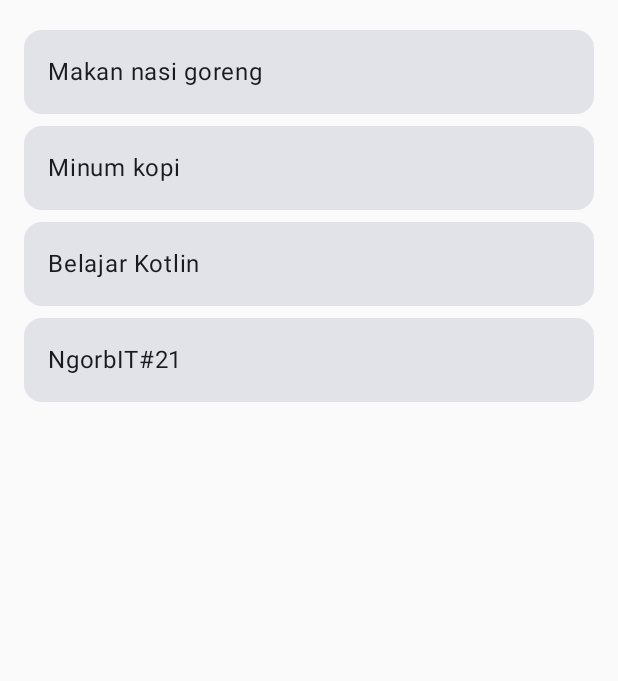
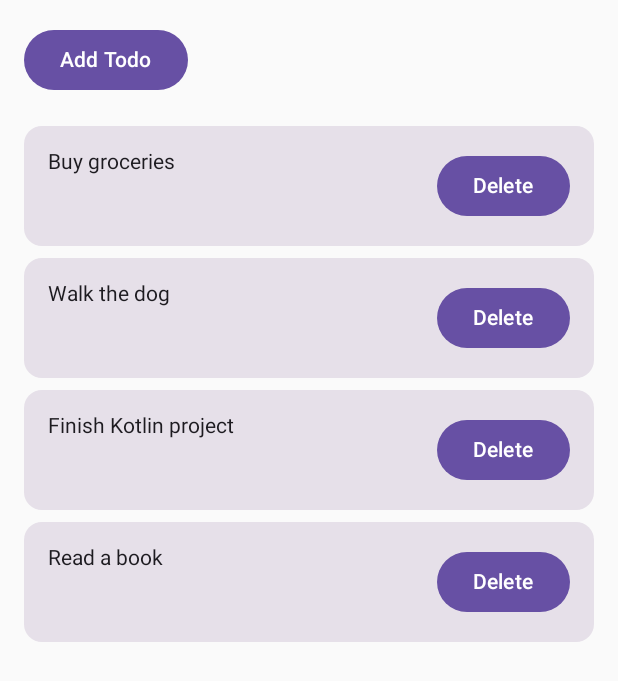
Before and after one commit to jutionck/ngorbit21-kotlin, an Android app built with Jetpack Compose: the screen it shows after launch (MainActivity), on a phone screen of 412 x 824 dp. Shown: the top 681 px of the screen. Run offline under Robolectric (Android 15) with nearby library versions, the phone set to English and light mode, and no system bars.

Commit message:
add: clean architecture

```diff
--- a/app/src/main/java/com/example/ngorbit21androidkotlin/MainActivity.kt
+++ b/app/src/main/java/com/example/ngorbit21androidkotlin/MainActivity.kt
@@ -3,83 +3,43 @@ package com.example.ngorbit21androidkotlin
 import android.os.Bundle
 import androidx.activity.ComponentActivity
 import androidx.activity.compose.setContent
-import androidx.activity.enableEdgeToEdge
-import androidx.compose.foundation.clickable
-import androidx.compose.foundation.layout.*
-import androidx.compose.foundation.lazy.LazyColumn
-import androidx.compose.foundation.lazy.items
-import androidx.compose.material3.*
-import androidx.compose.runtime.*
-import androidx.compose.ui.Modifier
-import androidx.compose.ui.unit.dp
-import androidx.navigation.NavController
+import androidx.lifecycle.viewmodel.compose.viewModel
 import androidx.navigation.compose.NavHost
 import androidx.navigation.compose.composable
 import androidx.navigation.compose.rememberNavController
-import com.example.ngorbit21androidkotlin.ui.theme.NgorbIT21AndroidKotlinTheme
+import com.example.ngorbit21androidkotlin.data.repository.impl.TodoRepositoryImpl
+import com.example.ngorbit21androidkotlin.domain.usecase.AddTodoUseCase
+import com.example.ngorbit21androidkotlin.domain.usecase.DeleteTodoUseCase
+import com.example.ngorbit21androidkotlin.domain.usecase.GetTodosUseCase
+import com.example.ngorbit21androidkotlin.domain.usecase.UpdateTodoUseCase
+import com.example.ngorbit21androidkotlin.presentation.ui.screen.TodoDetailScreen
+import com.example.ngorbit21androidkotlin.presentation.ui.screen.TodoListScreen
+import com.example.ngorbit21androidkotlin.presentation.viewmodel.TodoViewModel
 
 class MainActivity : ComponentActivity() {
     override fun onCreate(savedInstanceState: Bundle?) {
         super.onCreate(savedInstanceState)
-        enableEdgeToEdge()
         setContent {
-            NgorbIT21AndroidKotlinTheme {
-                val navController = rememberNavController()
-                NavHost(navController = navController, startDestination = "todolist") {
-                    composable("todolist") { TodoListScreen(navController) }
-                    composable("todoDetail/{title}") { backStackEntry ->
-                        val title = backStackEntry.arguments?.getString("title") ?: "No Title"
-                        TodoDetailScreen(title)
-                    }
+            val repository = TodoRepositoryImpl()
+            val viewModel: TodoViewModel = viewModel {
+                TodoViewModel(
+                    GetTodosUseCase(repository),
+                    AddTodoUseCase(repository),
+                    DeleteTodoUseCase(repository),
+                    UpdateTodoUseCase(repository)
+                )
+            }
+
+            val navController = rememberNavController()
+            NavHost(navController = navController, startDestination = "todoList") {
+                composable("todoList") {
+                    TodoListScreen(navController, viewModel)
+                }
+                composable("todoDetail/{id}") { backStackEntry ->
+                    val id = backStackEntry.arguments?.getString("id")?.toIntOrNull() ?: -1
+                    TodoDetailScreen(id, viewModel)
                 }
             }
         }
     }
 }
-
-data class Todo(val title: String)
-
-@Composable
-fun TodoListScreen(navController: NavController, modifier: Modifier = Modifier) {
-    val todos = remember { mutableStateListOf(
-        Todo("Makan nasi goreng"),
-        Todo("Minum kopi"),
-        Todo("Belajar Kotlin"),
-        Todo("NgorbIT#21"),
-    ) }
-    LazyColumn(modifier.padding(16.dp)) {
-        items(todos) { item -> TodoListItem(todo = item, navController) }
-    }
-}
-
-@Composable
-fun TodoListItem(todo: Todo, navController: NavController) {
-    Card(
-        modifier = Modifier
-            .fillMaxWidth()
-            .padding(vertical = 4.dp)
-            .clickable {
-                navController.navigate("todoDetail/${todo.title}") }
-    ) {
-        Text(todo.title, modifier = Modifier.padding(16.dp))
-    }
-}
-
-@Composable
-fun TodoDetailScreen(title: String) {
-    Scaffold(modifier = Modifier.fillMaxSize()) { innerPadding ->
-        Column(modifier = Modifier.padding(innerPadding).padding(16.dp)) {
-            Text("Todo Detail", style = MaterialTheme.typography.headlineMedium)
-            Spacer(modifier = Modifier.height(8.dp))
-            Text(title, style = MaterialTheme.typography.bodyLarge)
-        }
-    }
-}
-
-//@Preview
-//@Composable
-//fun TodoPreview() {
-//    NgorbIT21AndroidKotlinTheme {
-//        TodoDetailScreen("Detail Todo List")
-//    }
-//}
--- /dev/null
+++ b/app/src/main/java/com/example/ngorbit21androidkotlin/data/repository/TodoRepository.kt
@@ -0,0 +1,11 @@
+package com.example.ngorbit21androidkotlin.data.repository
+
+import com.example.ngorbit21androidkotlin.domain.model.Todo
+import kotlinx.coroutines.flow.Flow
+
+interface TodoRepository {
+    fun getTodos(): Flow<List<Todo>>
+    suspend fun addTodo(todo: Todo)
+    suspend fun deleteTodo(todo: Todo)
+    suspend fun updateTodo(todo: Todo)
+}
--- /dev/null
+++ b/app/src/main/java/com/example/ngorbit21androidkotlin/data/repository/impl/TodoRepositoryImpl.kt
@@ -0,0 +1,34 @@
+package com.example.ngorbit21androidkotlin.data.repository.impl
+
+import com.example.ngorbit21androidkotlin.data.repository.TodoRepository
+import com.example.ngorbit21androidkotlin.domain.model.Todo
+import kotlinx.coroutines.flow.Flow
+import kotlinx.coroutines.flow.MutableStateFlow
+import kotlinx.coroutines.flow.asStateFlow
+
+class TodoRepositoryImpl : TodoRepository {
+    private val _todoList = MutableStateFlow(
+        listOf(
+            Todo(1, "Buy groceries"),
+            Todo(2, "Walk the dog"),
+            Todo(3, "Finish Kotlin project"),
+            Todo(4, "Read a book")
+        )
+    )
+
+    override fun getTodos(): Flow<List<Todo>> = _todoList.asStateFlow()
+
+    override suspend fun addTodo(todo: Todo) {
+        _todoList.value += todo
+    }
+
+    override suspend fun deleteTodo(todo: Todo) {
+        _todoList.value = _todoList.value.filter { it.id != todo.id }
+    }
+
+    override suspend fun updateTodo(todo: Todo) {
+        _todoList.value = _todoList.value.map {
+            if (it.id == todo.id) todo else it
+        }
+    }
+}
--- /dev/null
+++ b/app/src/main/java/com/example/ngorbit21androidkotlin/domain/model/Todo.kt
@@ -0,0 +1,6 @@
+package com.example.ngorbit21androidkotlin.domain.model
+
+data class Todo(
+    val id: Int,
+    val title: String
+)
--- /dev/null
+++ b/app/src/main/java/com/example/ngorbit21androidkotlin/domain/usecase/TodoUsecase.kt
@@ -0,0 +1,21 @@
+package com.example.ngorbit21androidkotlin.domain.usecase
+
+import com.example.ngorbit21androidkotlin.data.repository.TodoRepository
+import com.example.ngorbit21androidkotlin.domain.model.Todo
+import kotlinx.coroutines.flow.Flow
+
+class GetTodosUseCase(private val repository: TodoRepository) {
+    operator fun invoke(): Flow<List<Todo>> = repository.getTodos()
+}
+
+class AddTodoUseCase(private val repository: TodoRepository) {
+    suspend operator fun invoke(todo: Todo) = repository.addTodo(todo)
+}
+
+class DeleteTodoUseCase(private val repository: TodoRepository) {
+    suspend operator fun invoke(todo: Todo) = repository.deleteTodo(todo)
+}
+
+class UpdateTodoUseCase(private val repository: TodoRepository) {
+    suspend operator fun invoke(todo: Todo) = repository.updateTodo(todo)
+}
--- /dev/null
+++ b/app/src/main/java/com/example/ngorbit21androidkotlin/presentation/ui/screen/TodoListScreen.kt
@@ -0,0 +1,63 @@
+package com.example.ngorbit21androidkotlin.presentation.ui.screen
+
+import androidx.compose.foundation.clickable
+import androidx.compose.foundation.layout.Arrangement
+import androidx.compose.foundation.layout.Column
+import androidx.compose.foundation.layout.Row
+import androidx.compose.foundation.layout.fillMaxSize
+import androidx.compose.foundation.layout.fillMaxWidth
+import androidx.compose.foundation.layout.padding
+import androidx.compose.foundation.lazy.LazyColumn
+import androidx.compose.foundation.lazy.items
+import androidx.compose.material3.Button
+import androidx.compose.material3.Card
+import androidx.compose.material3.MaterialTheme
+import androidx.compose.material3.Text
+import androidx.compose.runtime.Composable
+import androidx.compose.runtime.collectAsState
+import androidx.compose.runtime.getValue
+import androidx.compose.ui.Modifier
+import androidx.compose.ui.unit.dp
+import androidx.navigation.NavController
+import com.example.ngorbit21androidkotlin.domain.model.Todo
+import com.example.ngorbit21androidkotlin.presentation.viewmodel.TodoViewModel
+
+@Composable
+fun TodoListScreen(navController: NavController, viewModel: TodoViewModel) {
+    val todoItems by viewModel.todoItems.collectAsState()
+
+    Column(modifier = Modifier.padding(16.dp)) {
+        Button(onClick = {
+            val newId = (todoItems.maxOfOrNull { it.id } ?: 0) + 1
+            viewModel.addTodo(Todo(newId, "New Todo $newId"))
+        }) {
+            Text("Add Todo")
+        }
+
+        LazyColumn(modifier = Modifier.fillMaxSize().padding(top = 16.dp)) {
+            items(todoItems) { item ->
+                TodoListItem(todo = item, navController, viewModel)
+            }
+        }
+    }
+}
+
+@Composable
+fun TodoListItem(todo: Todo, navController: NavController, viewModel: TodoViewModel) {
+    Card(
+        modifier = Modifier
+            .fillMaxWidth()
+            .padding(vertical = 4.dp)
+            .clickable {
+                navController.navigate("todoDetail/${todo.id}")
+            },
+        shape = MaterialTheme.shapes.medium
+    ) {
+        Row(modifier = Modifier.padding(16.dp).fillMaxWidth(), horizontalArrangement = Arrangement.SpaceBetween) {
+            Text(todo.title)
+            Button(onClick = { viewModel.deleteTodo(todo) }) {
+                Text("Delete")
+            }
+        }
+    }
+}
--- a/app/src/main/java/com/example/ngorbit21androidkotlin/ui/theme/Color.kt
+++ b/app/src/main/java/com/example/ngorbit21androidkotlin/presentation/ui/theme/Color.kt
@@ -1,4 +1,4 @@
-package com.example.ngorbit21androidkotlin.ui.theme
+package com.example.ngorbit21androidkotlin.presentation.ui.theme
 
 import androidx.compose.ui.graphics.Color
 
--- a/app/src/main/java/com/example/ngorbit21androidkotlin/ui/theme/Theme.kt
+++ b/app/src/main/java/com/example/ngorbit21androidkotlin/presentation/ui/theme/Theme.kt
@@ -1,6 +1,5 @@
-package com.example.ngorbit21androidkotlin.ui.theme
+package com.example.ngorbit21androidkotlin.presentation.ui.theme
 
-import android.app.Activity
 import android.os.Build
 import androidx.compose.foundation.isSystemInDarkTheme
 import androidx.compose.material3.MaterialTheme
--- a/app/src/main/java/com/example/ngorbit21androidkotlin/ui/theme/Type.kt
+++ b/app/src/main/java/com/example/ngorbit21androidkotlin/presentation/ui/theme/Type.kt
@@ -1,4 +1,4 @@
-package com.example.ngorbit21androidkotlin.ui.theme
+package com.example.ngorbit21androidkotlin.presentation.ui.theme
 
 import androidx.compose.material3.Typography
 import androidx.compose.ui.text.TextStyle
--- /dev/null
+++ b/app/src/main/java/com/example/ngorbit21androidkotlin/presentation/viewmodel/TodoViewModel.kt
@@ -0,0 +1,61 @@
+package com.example.ngorbit21androidkotlin.presentation.viewmodel
+
+import androidx.lifecycle.ViewModel
+import androidx.lifecycle.viewModelScope
+import com.example.ngorbit21androidkotlin.domain.model.Todo
+import com.example.ngorbit21androidkotlin.domain.usecase.AddTodoUseCase
+import com.example.ngorbit21androidkotlin.domain.usecase.DeleteTodoUseCase
+import com.example.ngorbit21androidkotlin.domain.usecase.GetTodosUseCase
+import com.example.ngorbit21androidkotlin.domain.usecase.UpdateTodoUseCase
+import kotlinx.coroutines.flow.MutableStateFlow
+import kotlinx.coroutines.flow.StateFlow
+import kotlinx.coroutines.flow.asStateFlow
+import kotlinx.coroutines.launch
+
+class TodoViewModel(
+    private val getTodosUseCase: GetTodosUseCase,
+    private val addTodoUseCase: AddTodoUseCase,
+    private val deleteTodoUseCase: DeleteTodoUseCase,
+    private val updateTodoUseCase: UpdateTodoUseCase
+) : ViewModel() {
+
+    private val _todoItems = MutableStateFlow<List<Todo>>(emptyList())
+    val todoItems: StateFlow<List<Todo>> = _todoItems.asStateFlow()
+
+    init {
+        loadTodos()
+    }
+
+    private fun loadTodos() {
+        viewModelScope.launch {
+            getTodosUseCase().collect { todos ->
+                _todoItems.value = todos
+            }
+        }
+    }
+
+    fun getTodoById(id: Int): Todo? {
+        return todoItems.value.find { it.id == id }
+    }
+
+    fun addTodo(todo: Todo) {
+        viewModelScope.launch {
+            addTodoUseCase(todo)
+            loadTodos()
+        }
+    }
+
+    fun deleteTodo(todo: Todo) {
+        viewModelScope.launch {
+            deleteTodoUseCase(todo)
+            loadTodos()
+        }
+    }
+
+    fun updateTodo(todo: Todo) {
+        viewModelScope.launch {
+            updateTodoUseCase(todo)
+            loadTodos()
+        }
+    }
+}
```
Also changed, not shown: app/src/main/java/com/example/ngorbit21androidkotlin/presentation/ui/screen/TodoDetailScreen.kt (added, +29 -0 lines).
